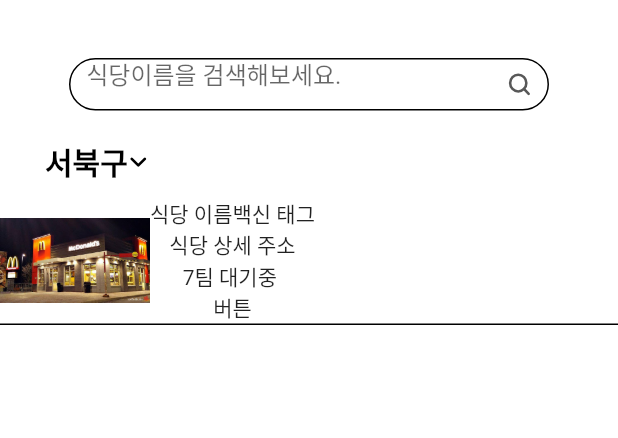
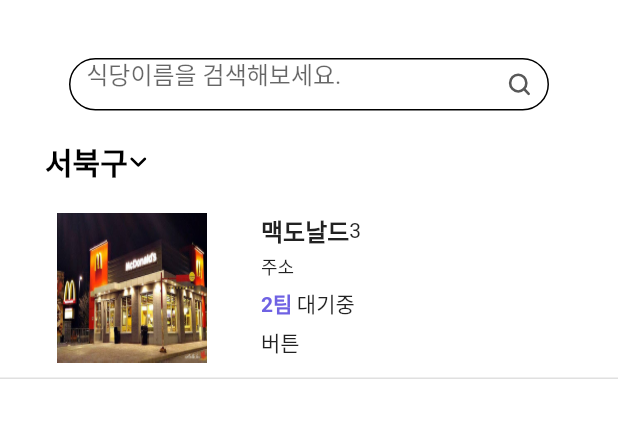
Before and after one commit to qhahd78/VacStage_Native, a Flutter app: the Home screen opened directly, on a phone screen of 412 x 824 dp, the part 56-494 px from its top. Run offline on Flutter 3.47's test engine with Material 2 defaults, Android fonts, the phone set to English and light mode, and no system bars; our stand-ins replace flutter_svg; Roboto replaces fonts that are missing (Pretendard).

Commit message:
[Feat]::Common-Card

```diff
--- a/vacstage_flutter/lib/common/card.dart
+++ b/vacstage_flutter/lib/common/card.dart
@@ -1,42 +1,87 @@
 import 'package:flutter/material.dart';
 
 class ResCard extends StatelessWidget {
+  ResCard(
+      {@required this.resName,
+      @required this.address,
+      @required this.step,
+      @required this.waiting});
+
+  final resName;
+  final address;
+  final step;
+  final waiting;
 
   @override
   Widget build(BuildContext context) {
     return Container(
+      padding: EdgeInsets.only(left: 20, right: 20, bottom: 10, top: 10),
       decoration: BoxDecoration(
-        border: Border(bottom: BorderSide(width: 1.0, color: Colors.black))
-      ),
+          border:
+              Border(bottom: BorderSide(width: 1.0, color: Colors.black12))),
       child: Row(
+        crossAxisAlignment: CrossAxisAlignment.center,
+        mainAxisAlignment: MainAxisAlignment.spaceAround,
         children: [
           Container(
-            child: Image(image: AssetImage('assets/images/Test.jpg'), width: 100,
+            child: Image(
+              image: AssetImage('assets/images/Test.jpg'),
+              width: 100,
+              height: 100,
+              fit: BoxFit.fill,
             ),
           ),
           Container(
+              width: 200,
+              height: 100,
               child: Column(
                 children: [
                   Container(
                     child: Row(
                       children: [
-                      Text('식당 이름'),
-                      Text('백신 태그')
+                        Text(
+                          '$resName',
+                          style: TextStyle(
+                              fontWeight: FontWeight.w700, fontSize: 16),
+                        ),
+                        Text('$step')
                       ],
                     ),
                   ),
                   Container(
-                  child: Text("식당 상세 주소"),
+                    padding: EdgeInsets.only(top: 3),
+                    alignment: Alignment(-1.0, 1.0),
+                    child: Text(
+                      '$address',
+                      style:
+                          TextStyle(fontWeight: FontWeight.w300, fontSize: 12),
+                    ),
                   ),
                   Container(
-                  child: Text("7팀 대기중 "),
+                    alignment: Alignment(-1.0, 1.0),
+                    child: Container(
+                      child: Row(
+                        children: [
+                          Container(
+                              padding:
+                                  EdgeInsets.only(right: 3, top: 5, bottom: 5),
+                              child: Text(
+                                '$waiting팀',
+                                style: TextStyle(
+                                    fontWeight: FontWeight.w700,
+                                    color: Color(0xff6F62E3)),
+                              )),
+                          Text('대기중'),
+                        ],
+                      ),
+                    ),
                   ),
                   Container(
+                    alignment: Alignment(-1.0, 1.0),
                     child: Text("버튼"),
                   )
                 ],
-            )
-          )
+              ))
         ],
       ),
     );
--- a/vacstage_flutter/lib/layouts/home.dart
+++ b/vacstage_flutter/lib/layouts/home.dart
@@ -5,6 +5,14 @@
 import '../common/card.dart';
 
 class Home extends StatelessWidget {
+  // final List<dynamic> test = [
+  //   {
+  //     'resName' : '맥도날드 두정 DT점',
+  //     'address' : '충남 천안시 동남구 어쩌구',
+  //     'waiting' : 7,
+  //     'step' : 2,
+  //   }
+  // ];
   @override
   Widget build(BuildContext context) {
     return Scaffold(
@@ -30,9 +38,34 @@
                 alignment: Alignment(-1.0, 1.0),
                 child: DropDown(),
               ),
-              ResCard(),
+              ResCard(resName: '맥도날드', address: '주소', step: '3', waiting: '2')
+              // ListView(
+              //   children: [
+              //     Container(
+              //       child:
+              //       ResCard(resName: '맥도날드', address: '천안 어디', step: '3', waiting: '4'),
+              //     ),
+              //   ],
+              // )
             ],
+            //   ListView.builder(
+            //     itemCount: test.length,
+            //     itemBuilder: (BuildContext context, int index) {
+            //       return Container(
+            //         height: 200,
+            //         child: ResCard(
+            //           resName: test[index].resName,
+            //           address: test[index].address,
+            //           waiting: test[index].waiting.toString(),
+            //           step: test[index].step.toString(),
+            //         ),
+            //       );
+            //     },
+            //   )
+            // ],
           ),
-        )));
+        )
+      )
+    );
   }
 }
```
Lines whose indentation alone changed are shown as unchanged.
